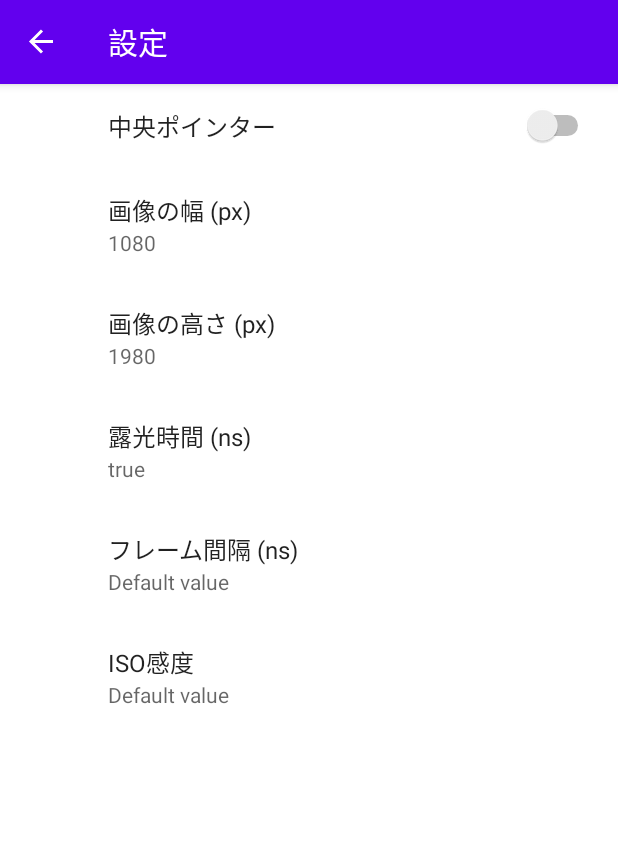
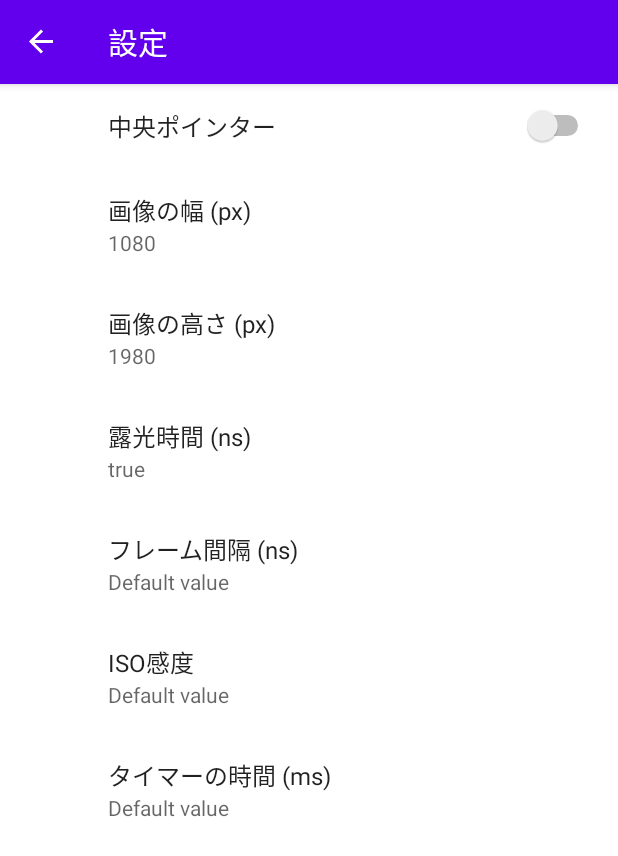
Before and after one commit to auk1709/Camera-ALS-App, an Android app: the SettingsFragment screen opened through its navigation route, on a phone screen of 412 x 824 dp. Shown: the top 856 px of the screen. Run offline under Robolectric (Android 15) with nearby library versions, the phone set to English and light mode, and no system bars; our stand-ins replace androidx.preference, navigation-ui; libraries missing offline, so code that uses them is left out: androidx.camera.camera2, androidx.camera.core, androidx.camera.lifecycle; 6 statements that could not run were skipped.

Commit message:
タイマー実装

```diff
--- a/app/src/main/java/com/example/camera/CameraFragment.kt
+++ b/app/src/main/java/com/example/camera/CameraFragment.kt
@@ -12,6 +12,7 @@ import android.hardware.camera2.CaptureRequest
 import android.icu.text.SimpleDateFormat
 import android.net.Uri
 import android.os.Bundle
+import android.os.CountDownTimer
 import android.util.Log
 import android.util.Size
 import android.view.*
@@ -20,8 +21,11 @@ import android.widget.Toast
 import androidx.activity.result.contract.ActivityResultContracts
 import androidx.camera.camera2.interop.Camera2CameraInfo
 import androidx.camera.camera2.interop.Camera2Interop
-import androidx.camera.core.*
+import androidx.camera.core.CameraSelector
+import androidx.camera.core.ImageCapture
 import androidx.camera.core.ImageCapture.CAPTURE_MODE_MINIMIZE_LATENCY
+import androidx.camera.core.ImageCaptureException
+import androidx.camera.core.Preview
 import androidx.camera.lifecycle.ProcessCameraProvider
 import androidx.core.content.ContextCompat
 import androidx.fragment.app.Fragment
@@ -50,11 +54,16 @@ class CameraFragment : Fragment(), SensorEventListener {
     private var focusDistance = 0F
     private var minFocusDistance = 0F
 
+    private var timerTime = 5000L
+
     private lateinit var sensorManager: SensorManager
     private var als: Sensor? = null
 
     private lateinit var luxValueList: MutableMap<Long, Int>
     private var isRecordingLux = false
+
+    private var useTimer = false
+    private lateinit var timer: CountDownTimer
 
     override fun onCreateView(
         inflater: LayoutInflater,
@@ -80,6 +89,7 @@ class CameraFragment : Fragment(), SensorEventListener {
         frameDuration = sharedPreferences.getString("frame_duration", "16666666")?.toLongOrNull()
             ?: 16666666
         sensitivity = sharedPreferences.getString("sensitivity", "100")?.toIntOrNull() ?: 100
+        timerTime = sharedPreferences.getString("timer_time", "5000")?.toLongOrNull() ?: 5000L
 
         if (allPermissionGranted()) {
             startCamera()
@@ -93,12 +103,21 @@ class CameraFragment : Fragment(), SensorEventListener {
 
         binding.recordLuxButton.setOnClickListener { switchLuxRecord() }
 
+        binding.timerToggleButton.setOnClickListener { toggleTimer() }
+        binding.timerTimeText.text = (timerTime / 1000).toString()
+        if (useTimer) {
+            binding.timerToggleButton.setImageResource(R.drawable.ic_baseline_timer_24)
+            binding.timerTimeText.visibility = View.VISIBLE
+        } else {
+            binding.timerToggleButton.setImageResource(R.drawable.ic_baseline_timer_off_24)
+            binding.timerTimeText.visibility = View.GONE
+        }
+
         binding.focusBar.setOnSeekBarChangeListener(object : SeekBar.OnSeekBarChangeListener {
             override fun onProgressChanged(seekBar: SeekBar?, progress: Int, fromUser: Boolean) {
                 focusDistance = progress * minFocusDistance / 100
                 binding.focusText.text =
                     getString(R.string.focus_text, String.format("%02.3f", focusDistance))
-//                startCamera()
             }
 
             override fun onStartTrackingTouch(p0: SeekBar?) {}
@@ -139,6 +158,18 @@ class CameraFragment : Fragment(), SensorEventListener {
         val lux = event.values[0].toInt()
         binding.alsValueText.text = getString(R.string.lux_value, lux)
         if (isRecordingLux) luxValueList[System.currentTimeMillis()] = lux
+    }
+
+    private fun toggleTimer() {
+        useTimer = !useTimer
+        if (useTimer) {
+            binding.timerToggleButton.setImageResource(R.drawable.ic_baseline_timer_24)
+            binding.timerTimeText.visibility = View.VISIBLE
+        } else {
+            binding.timerToggleButton.setImageResource(R.drawable.ic_baseline_timer_off_24)
+            binding.timerTimeText.visibility = View.GONE
+        }
+        Log.d(TAG, "toggle timer")
     }
 
     private fun takePhoto() {
@@ -228,6 +259,24 @@ class CameraFragment : Fragment(), SensorEventListener {
     private fun startLuxRecord() {
         isRecordingLux = true
         luxValueList = mutableMapOf()
+        binding.recordLuxButton.setBackgroundColor(
+            ContextCompat.getColor(
+                requireContext(),
+                R.color.red
+            )
+        )
+        if (useTimer) {
+            timer = object : CountDownTimer(timerTime, 1000) {
+                override fun onFinish() {
+                    finishLuxRecord()
+                }
+
+                override fun onTick(time: Long) {
+                    binding.timerTimeText.text = (time / 1000).toString()
+                }
+            }
+            timer.start()
+        }
     }
 
     private fun finishLuxRecord() {
@@ -249,6 +298,11 @@ class CameraFragment : Fragment(), SensorEventListener {
             Toast.makeText(context, "Failed to save lux data", Toast.LENGTH_SHORT).show()
             Log.e(TAG, "Failed to save lux data", e)
         }
+        binding.recordLuxButton.setBackgroundColor(
+            ContextCompat.getColor(requireContext(), R.color.purple_500)
+        )
+        timer.cancel()
+        binding.timerTimeText.text = (timerTime / 1000).toString()
     }
 
     private fun switchLuxRecord() {
--- a/app/src/main/java/com/example/camera/SettingsFragment.kt
+++ b/app/src/main/java/com/example/camera/SettingsFragment.kt
@@ -30,5 +30,9 @@ class SettingsFragment : PreferenceFragmentCompat() {
         sensitivityPreference?.setOnBindEditTextListener { editText ->
             editText.inputType = InputType.TYPE_CLASS_NUMBER
         }
+        val timerPreference: EditTextPreference? = findPreference("timer_time")
+        timerPreference?.setOnBindEditTextListener { editText ->
+            editText.inputType = InputType.TYPE_CLASS_NUMBER
+        }
     }
 }
--- /dev/null
+++ b/app/src/main/res/drawable/ic_baseline_timer_24.xml
@@ -0,0 +1,5 @@
+<vector android:height="24dp" android:tint="#FFFFFF"
+    android:viewportHeight="24" android:viewportWidth="24"
+    android:width="24dp" xmlns:android="http://schemas.android.com/apk/res/android">
+    <path android:fillColor="@android:color/white" android:pathData="M15,1L9,1v2h6L15,1zM11,14h2L13,8h-2v6zM19.03,7.39l1.42,-1.42c-0.43,-0.51 -0.9,-0.99 -1.41,-1.41l-1.42,1.42C16.07,4.74 14.12,4 12,4c-4.97,0 -9,4.03 -9,9s4.02,9 9,9 9,-4.03 9,-9c0,-2.12 -0.74,-4.07 -1.97,-5.61zM12,20c-3.87,0 -7,-3.13 -7,-7s3.13,-7 7,-7 7,3.13 7,7 -3.13,7 -7,7z"/>
+</vector>
--- /dev/null
+++ b/app/src/main/res/drawable/ic_baseline_timer_off_24.xml
@@ -0,0 +1,5 @@
+<vector android:height="24dp" android:tint="#999999"
+    android:viewportHeight="24" android:viewportWidth="24"
+    android:width="24dp" xmlns:android="http://schemas.android.com/apk/res/android">
+    <path android:fillColor="@android:color/white" android:pathData="M19.04,4.55l-1.42,1.42C16.07,4.74 14.12,4 12,4c-1.83,0 -3.53,0.55 -4.95,1.48l1.46,1.46C9.53,6.35 10.73,6 12,6c3.87,0 7,3.13 7,7 0,1.27 -0.35,2.47 -0.94,3.49l1.45,1.45C20.45,16.53 21,14.83 21,13c0,-2.12 -0.74,-4.07 -1.97,-5.61l1.42,-1.42 -1.41,-1.42zM15,1L9,1v2h6L15,1zM11,9.44l2,2L13,8h-2v1.44zM3.02,4L1.75,5.27 4.5,8.03C3.55,9.45 3,11.16 3,13c0,4.97 4.02,9 9,9 1.84,0 3.55,-0.55 4.98,-1.5l2.5,2.5 1.27,-1.27 -7.71,-7.71L3.02,4zM12,20c-3.87,0 -7,-3.13 -7,-7 0,-1.28 0.35,-2.48 0.95,-3.52l9.56,9.56c-1.03,0.61 -2.23,0.96 -3.51,0.96z"/>
+</vector>
--- /dev/null
+++ b/app/src/main/res/drawable/ic_outline_wb_incandescent_24.xml
@@ -0,0 +1,5 @@
+<vector android:height="24dp" android:tint="#FFFFFF"
+    android:viewportHeight="24" android:viewportWidth="24"
+    android:width="24dp" xmlns:android="http://schemas.android.com/apk/res/android">
+    <path android:fillColor="@android:color/white" android:pathData="M3.55,19.09l1.41,1.41 1.79,-1.8 -1.41,-1.41zM11,20h2v3h-2zM1,11h3v2L1,13zM13,4.05v3.96l1,0.58c1.24,0.72 2,2.04 2,3.46 0,2.21 -1.79,4 -4,4s-4,-1.79 -4,-4c0,-1.42 0.77,-2.74 2,-3.46l1,-0.58L11,4.05h2m2,-2L9,2.05v4.81C7.21,7.9 6,9.83 6,12.05c0,3.31 2.69,6 6,6s6,-2.69 6,-6c0,-2.22 -1.21,-4.15 -3,-5.19L15,2.05zM20,11h3v2h-3zM17.24,18.71l1.79,1.8 1.41,-1.41 -1.8,-1.79z"/>
+</vector>
--- a/app/src/main/res/values/colors.xml
+++ b/app/src/main/res/values/colors.xml
@@ -7,4 +7,5 @@
     <color name="teal_700">#FF018786</color>
     <color name="black">#FF000000</color>
     <color name="white">#FFFFFFFF</color>
+    <color name="red">#FFFF0000</color>
 </resources>
--- a/app/src/main/res/xml/preferences.xml
+++ b/app/src/main/res/xml/preferences.xml
@@ -42,4 +42,11 @@
         android:singleLine="true"
         android:title="ISO感度"
         app:useSimpleSummaryProvider="true" />
+    <EditTextPreference
+        android:defaultValue="Default value"
+        android:key="timer_time"
+        android:selectAllOnFocus="true"
+        android:singleLine="true"
+        android:title="タイマーの時間 (ms)"
+        app:useSimpleSummaryProvider="true" />
 </PreferenceScreen>
```
Also changed, not shown: app/src/main/res/drawable/button_lux.xml (added, +15 -0 lines), app/src/main/res/layout/fragment_camera.xml (+43 -11 lines).
